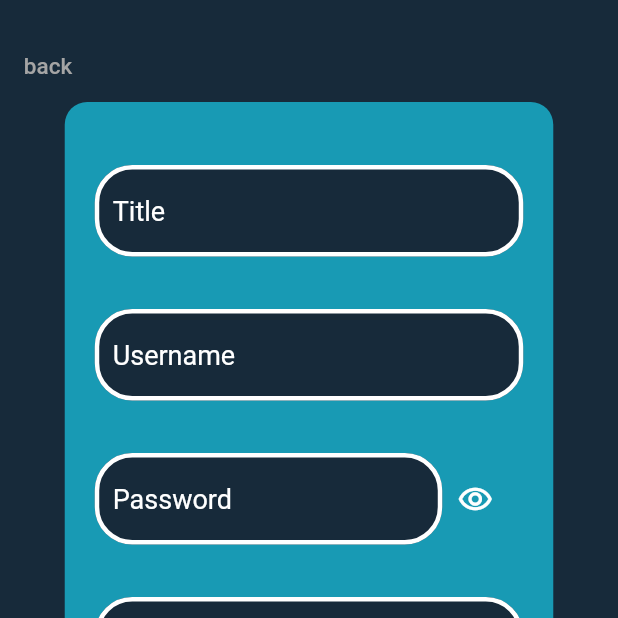
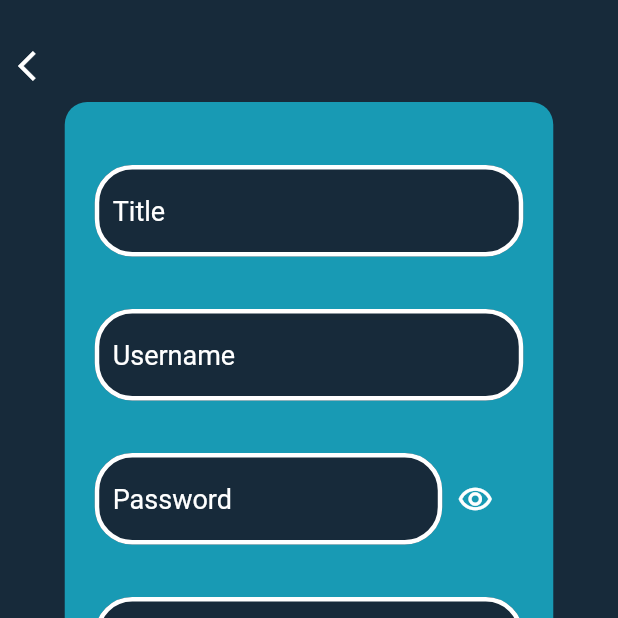
Before and after one commit to kevin-gonzalez16/TrueVault, a Flutter app: the NewRecordForm screen opened directly with empty values, on a phone screen of 412 x 824 dp, the top half of it. Run offline on Flutter 3.47's test engine with Material 2 defaults, Android fonts, the phone set to English and light mode, and no system bars; our stand-ins replace cloud_firestore, firebase_auth, firebase_core; missing offline and left inert: encrypt; accounts and stored records are empty.

Commit message:
button changes

```diff
--- a/lib/screens/delete_record_confirmation.dart
+++ b/lib/screens/delete_record_confirmation.dart
@@ -1,7 +1,6 @@
 import 'package:flutter/material.dart';
 
 Future<bool> DeleteConfirmationScreen(BuildContext context) async {
-
   return await showDialog(
       context: context,
       builder: (context) {
@@ -44,7 +43,7 @@ Future<bool> DeleteConfirmationScreen(BuildContext context) async {
                   ),
                   FlatButton(
                     onPressed: () {
-                        Navigator.of(context).pop(true);
+                      Navigator.of(context).pop(true);
                     },
                     child: Text(
                       'Delete',
--- a/lib/screens/new_record_form.dart
+++ b/lib/screens/new_record_form.dart
@@ -45,18 +45,16 @@ class _NewRecordFormState extends State<NewRecordForm> {
             ),
             Align(
               alignment: Alignment.centerLeft,
-              child: TextButton(
-                key: const Key("new-record-back-button"),
-                onPressed: () {
-                  Navigator.pop(context);
-                },
-                style: TextButton.styleFrom(
-                  primary: const Color.fromRGBO(165, 165, 165, 1),
-                ),
-                child: const Text(
-                  "back",
-                  style: TextStyle(fontSize: 15),
-                ),
+              child: Row(
+                children: [
+                  IconButton(
+                    onPressed: () {
+                      Navigator.pop(context);
+                    },
+                    icon: Icon(Icons.arrow_back_ios, color: Colors.white),
+                    //replace with our own icon data.
+                  )
+                ],
               ),
             ),
             Container(
@@ -267,12 +265,12 @@ class _NewRecordFormState extends State<NewRecordForm> {
                         if (titleCheck.isNotEmpty &&
                             usernameCheck.isNotEmpty &&
                             passwordCheck.isNotEmpty) {
-
                           //create a new form in firebase
                           final user = FirebaseAuth.instance.currentUser!;
                           final DatabaseService addRec =
                               DatabaseService(user.uid);
-                          String recordID = await addRec.addRecord(widget.database.databaseID, [
+                          String recordID = await addRec
+                              .addRecord(widget.database.databaseID, [
                             Encryptor.plainTextToCipher(title, widget.password),
                             Encryptor.plainTextToCipher(
                                 username, widget.password),
```
Also changed, not shown: lib/screens/choose_database_screen.dart (+10 -7 lines), lib/screens/delete_confirmation_form.dart (+13 -0 lines), lib/screens/edit_record.dart (+39 -21 lines), lib/screens/main_screen.dart (+45 -9 lines), lib/screens/view_database_screen.dart (+8 -11 lines), lib/screens/view_record.dart (+28 -20 lines).
